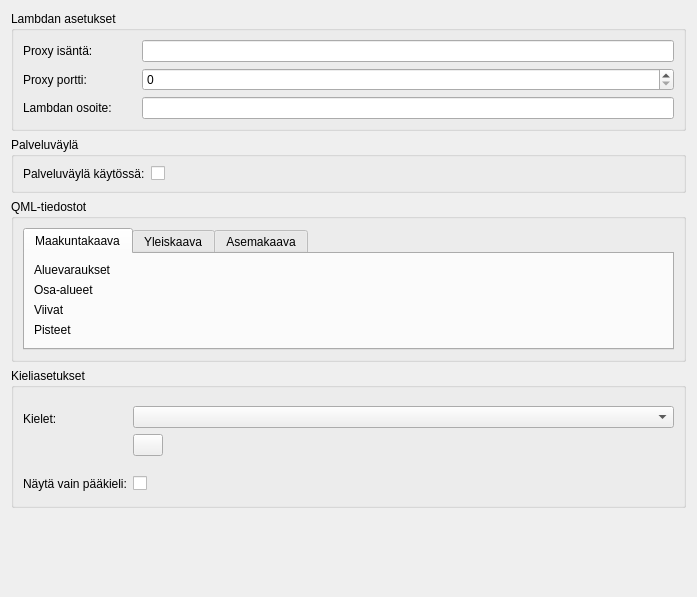
First picture: the form in arho_feature_template/gui/dialogs/plugin_settings.ui, repository GispoCoding/arho-qgis-plugin, before the edit.
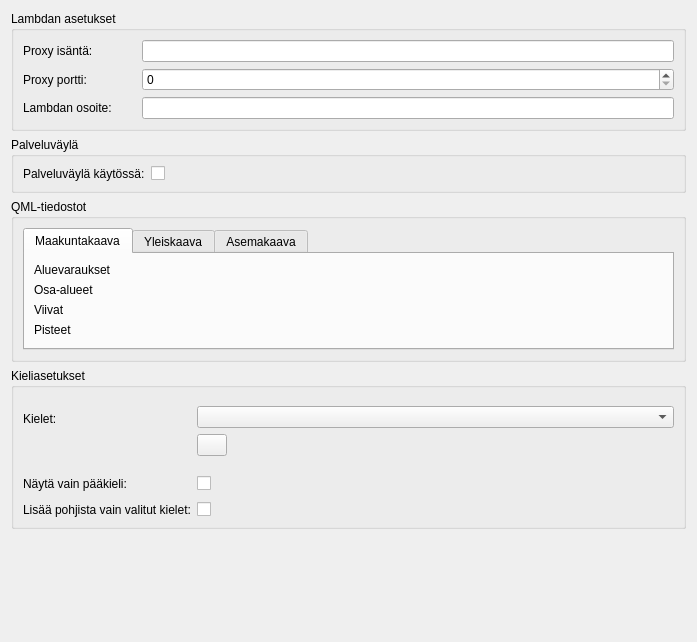
Second picture: the form after the edit. Custom widgets are drawn as their Qt base class.

Commit message: Add only selected languages when creating new regulation groups

Patch:
```diff
--- a/arho_feature_template/gui/dialogs/plugin_settings.ui
+++ b/arho_feature_template/gui/dialogs/plugin_settings.ui
@@ -6,8 +6,8 @@
    <rect>
     <x>0</x>
     <y>0</y>
-    <width>696</width>
-    <height>597</height>
+    <width>697</width>
+    <height>642</height>
    </rect>
   </property>
   <property name="windowTitle">
@@ -379,6 +379,20 @@
         </property>
        </widget>
       </item>
+      <item row="2" column="0">
+       <widget class="QLabel" name="label_15">
+        <property name="text">
+         <string>Lisää pohjista vain valitut kielet:</string>
+        </property>
+       </widget>
+      </item>
+      <item row="2" column="1">
+       <widget class="QCheckBox" name="check_box_add_only_selected_languages">
+        <property name="text">
+         <string/>
+        </property>
+       </widget>
+      </item>
      </layout>
     </widget>
    </item>
```
The commit also changes 6 other files.
